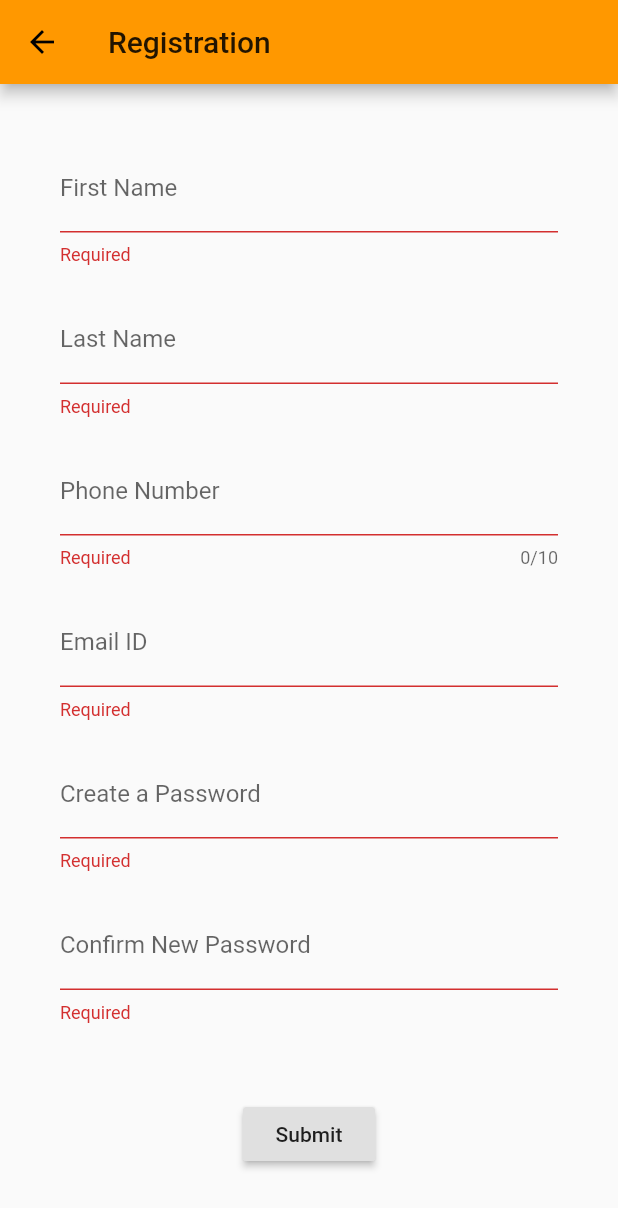
After one commit to freakyAi/TAG-Services, a Flutter app: the RegisterPage screen opened directly, after a tap on "Submit", on a phone screen of 412 x 824 dp. The commit adds this screen. Shown: the top 1208 px of the screen. Run offline on Flutter 3.47's test engine with Material 2 defaults, Android fonts, the phone set to English and light mode, and no system bars; our stand-ins replace file_picker, fluttertoast, shared_preferences, simple_animations; accounts and stored records are empty.

Commit message:
registration page added

```diff
--- a/flutter_app/lib/invoke.dart
+++ b/flutter_app/lib/invoke.dart
@@ -134,7 +134,7 @@ class _InvokeTicketState extends State<InvokeTicket> {
               SizedBox(width: 20.0),
               RaisedButton(
               onPressed: () => _fileOpener(),
-              child: new Text("Choose File"),
+                child: new Text("Choose File"),
               ),
             ],
           )
@@ -179,9 +179,9 @@ class _InvokeTicketState extends State<InvokeTicket> {
                     }
                     _formKey.currentState.save();
                     Fluttertoast.showToast(msg: "Token Submitted!");
-                    /*Navigator.push(context, new MaterialPageRoute(
+                    Navigator.push(context, new MaterialPageRoute(
                         builder: (BuildContext context) => new MyHomePage() ),
-                    );*/
+                    );
                   },
                   child: Text("Submit"),
                 ),
--- a/flutter_app/lib/login.dart
+++ b/flutter_app/lib/login.dart
@@ -4,7 +4,7 @@ import 'package:fluttertoast/fluttertoast.dart';
 //import 'package:shared_preferences/shared_preferences.dart';
 import 'FadeAnimation.dart';
 //import 'about.dart';
-//import 'invoke.dart';
+import 'register.dart';
 import 'main.dart';
 
 
@@ -157,7 +157,12 @@ class _LoginPageState extends State<LoginPage> {
                                 ),
                               ),
                               SizedBox(height: 30,),
-                              Text("Forgot Password?", style: TextStyle(color: Colors.grey),),
+                              Container(
+                                child: Text("Forgot Password?",
+                                  style: TextStyle(color: Colors.grey),
+                                ),
+
+                              ),
                               SizedBox(height: 30,),
                               InkWell(
                                 onTap: checkCredentials,
@@ -178,17 +183,27 @@ class _LoginPageState extends State<LoginPage> {
                                   child: Center(
                                     child: Text("Login", style: TextStyle(color: Colors.white, fontSize: 20,fontWeight: FontWeight.bold)),
                                   ),
-
+                                ),
+                              ),
+                              SizedBox(height: 30,),
+                              InkWell(
+                                onTap: () {
+                                  //Navigator.of(context).pop();
+                                  Navigator.push(context, new MaterialPageRoute(
+                                  builder: (BuildContext context) => new RegisterPage() )
+                                    );
+                                  },
+                                child: Text("New member?",
+                                  style: TextStyle(color: Colors.grey),
                                 ),
                               )
-
-
                             ],
                           ),
-                        ),)
-                            ],
-                    ),
-                  ),
+                        ),
+                       )
+                     ],
+                   ),
+                 ),
             )
             )
           ],
@@ -201,8 +216,8 @@ class _LoginPageState extends State<LoginPage> {
   void checkCredentials(){
     if(username == "aju" && password == "123"){
       Fluttertoast.showToast(msg: "Login Successful");
-      Navigator.of(context).pop();
-      Navigator.push(context, new MaterialPageRoute(
+      //Navigator.of(context).pop();
+      Navigator.pushReplacement(context, new MaterialPageRoute(
           builder: (BuildContext context) => new MyHomePage() )
       );
     }
--- /dev/null
+++ b/flutter_app/lib/register.dart
@@ -0,0 +1,182 @@
+import 'package:flutter/material.dart';
+import 'package:flutter/services.dart';
+import 'package:fluttertoast/fluttertoast.dart';
+import 'package:file_picker/file_picker.dart';
+import 'main.dart';
+
+// ignore: camel_case_types
+class RegisterPage extends StatefulWidget {
+  @override
+  _RegisterPageState createState() => _RegisterPageState();
+}
+
+// ignore: camel_case_types
+class _RegisterPageState extends State<RegisterPage> {
+  final GlobalKey<FormState> _formKeyRegister = GlobalKey<FormState>();
+  String firstName;
+  String lastName;
+  String phoneNumber;
+  String email;
+  String password;
+  String rePassword;
+
+  Widget _buildFirstName(){
+    return TextFormField(
+      decoration: new InputDecoration(
+          labelText: "First Name"
+      ),
+      // ignore: missing_return
+      validator: (String value){
+        if(value.isEmpty){
+          return "Required";
+        }
+      },
+      onSaved: (String str){
+        firstName = str;
+      },
+    );
+  }
+
+  Widget _buildLastName(){
+    return TextFormField(
+      decoration: new InputDecoration(
+          labelText: "Last Name",
+      ),
+      // ignore: missing_return
+      validator: (String details){
+        if(details.isEmpty){
+          return "Required";
+        }
+      },
+      onSaved: (String str){
+        lastName = str;
+      },
+    );
+  }
+
+  Widget _buildPhoneNumber(){
+    return TextFormField(
+      decoration: new InputDecoration(
+          labelText: "Phone Number",
+      ),
+      maxLength: 10,
+      keyboardType: TextInputType.number,
+      inputFormatters: <TextInputFormatter>[
+        WhitelistingTextInputFormatter.digitsOnly
+      ],
+      // ignore: missing_return
+      validator: (String details){
+        if(details.isEmpty){
+          return "Required";
+        }
+      },
+      onSaved: (String str){
+        phoneNumber = str;
+      },
+    );
+  }
+
+  Widget _buildEmail(){
+    return TextFormField(
+      decoration: new InputDecoration(
+          labelText: "Email ID"
+      ),
+      // ignore: missing_return
+      validator: (String value){
+        if(value.isEmpty){
+          return "Required";
+        }
+      },
+      onSaved: (String str){
+        email = str;
+      },
+    );
+  }
+
+  Widget _buildPassword(){
+    return TextFormField(
+      obscureText: true,
+      decoration: new InputDecoration(
+          labelText: "Create a Password"
+      ),
+      // ignore: missing_return
+      validator: (String value){
+        if(value.isEmpty){
+          return "Required";
+        }
+      },
+      onChanged: (String str){
+        password = str;
+      },
+    );
+  }
+
+  Widget _buildRePassword(){
+    return TextFormField(
+      obscureText: true,
+      decoration: new InputDecoration(
+          labelText: "Confirm New Password"
+      ),
+      // ignore: missing_return
+      validator: (String value){
+        if(value.isEmpty){
+          return "Required";
+        }
+        else if(value != password){
+          return "Password doesn't match";
+        }
+      },
+      onSaved: (String str){
+        rePassword = str;
+      },
+    );
+  }
+
+  @override
+  Widget build(BuildContext context) {
+    return new Scaffold(
+      appBar: new AppBar(
+        title: new Text("Registration"),
+      ),
+      body: new Container(
+        child: Padding(
+          padding: const EdgeInsets.all(40.0),
+          child: new Center(
+            child: Form(
+              key: _formKeyRegister,
+              child: new Column(
+                children: <Widget>[
+                  _buildFirstName(),
+                  SizedBox(height: 20.0),
+                  _buildLastName(),
+                  SizedBox(height: 20.0),
+                  _buildPhoneNumber(),
+                  SizedBox(height: 20.0),
+                  _buildEmail(),
+                  SizedBox(height: 20.0),
+                  _buildPassword(),
+                  SizedBox(height: 20.0),
+                  _buildRePassword(),
+                  SizedBox(height: 50.0),
+                  RaisedButton(
+                    onPressed: (){
+                      if(!_formKeyRegister.currentState.validate()){
+                        return;
+                      }
+                      _formKeyRegister.currentState.save();
+                      Fluttertoast.showToast(msg: "Registered!");
+                      Navigator.pushReplacement(context, new MaterialPageRoute(
+                          builder: (BuildContext context) => new MyHomePage() ),
+                      );
+                    },
+                    child: Text("Submit"),
+                  ),
+                ],
+              ),
+            ),
+          ),
+        ),
+      ),
+    );
+  }
+}
```
